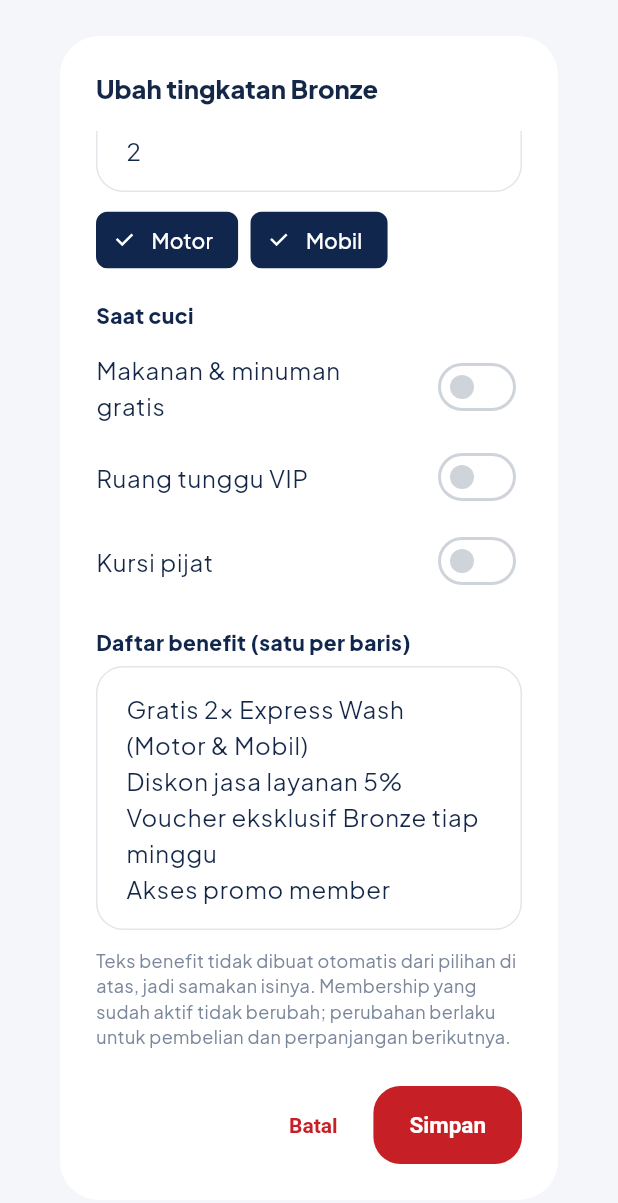
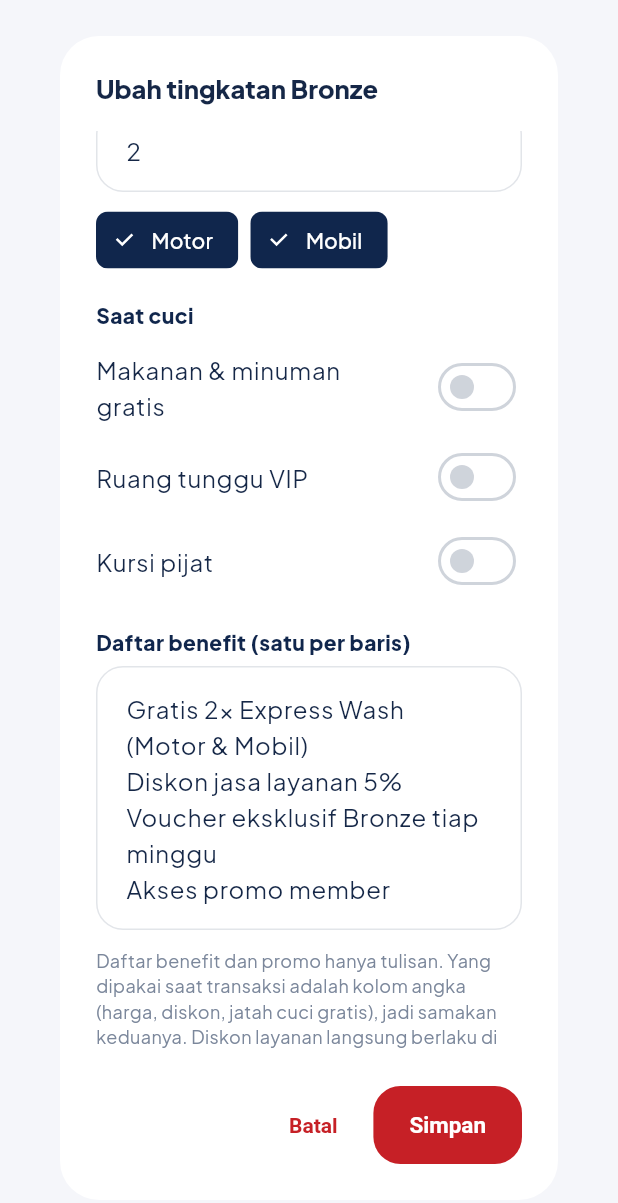
Before and after one commit to bintangadhis67/cleandrive, a Flutter app: the _PlanDialog widget shown alone on an empty page, opened directly with sample values from the repository, scrolled down 353 dp, on a phone screen of 412 x 824 dp. Shown: the top 1203 px of the screen. Run offline on Flutter 3.47's test engine with Material 3 defaults, Android fonts, the phone set to English and light mode, and no system bars; our stand-ins replace google_fonts, image_picker, printing, qr_flutter, shared_preferences; missing offline and left inert: mobile_scanner; accounts and stored records are empty.

Commit message:
flutter update

```diff
--- a/lib/screens/admin/pages/admin_membership.dart
+++ b/lib/screens/admin/pages/admin_membership.dart
@@ -401,7 +401,7 @@ class _PlanDialogState extends State<_PlanDialog> {
               TextField(controller: _benefits, enabled: !_saving, minLines: 4, maxLines: 8, decoration: const InputDecoration(border: OutlineInputBorder())),
               const SizedBox(height: 12),
               const Text(
-                'Teks benefit tidak dibuat otomatis dari pilihan di atas, jadi samakan isinya. Membership yang sudah aktif tidak berubah; perubahan berlaku untuk pembelian dan perpanjangan berikutnya.',
+                'Daftar benefit dan promo hanya tulisan. Yang dipakai saat transaksi adalah kolom angka (harga, diskon, jatah cuci gratis), jadi samakan keduanya. Diskon layanan langsung berlaku di pesanan berikutnya, termasuk untuk member yang sudah aktif. Harga dan jatah cuci gratis berlaku untuk pembelian dan perpanjangan berikutnya.',
                 style: TextStyle(fontSize: 12, color: kMuted),
               ),
               if (_error != null) ...[
--- a/lib/screens/orders/orders.dart
+++ b/lib/screens/orders/orders.dart
@@ -477,7 +477,8 @@ class _DetailScreenState extends State<DetailScreen> {
 
   DateTime _stageTime(Booking b, int i) {
     const f = [0.0, .3, .8, 1.0];
-    final total = b.estFinish.difference(b.slot).inMinutes;
+    // Bila pesanan selesai sebelum jam slot, jangan hitung mundur (jam tahap tidak boleh menurun).
+    final total = b.estFinish.isAfter(b.slot) ? b.estFinish.difference(b.slot).inMinutes : 0;
     return b.slot.add(Duration(minutes: (total * f[i]).round()));
   }
 
```
Also changed, not shown: 2 other files.
